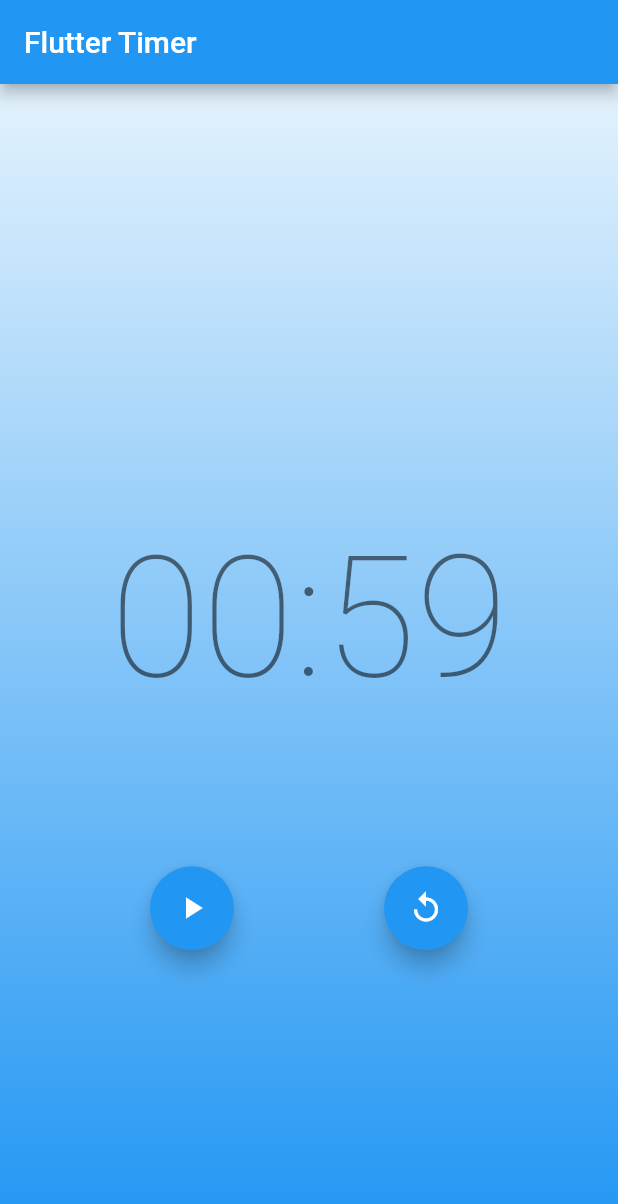
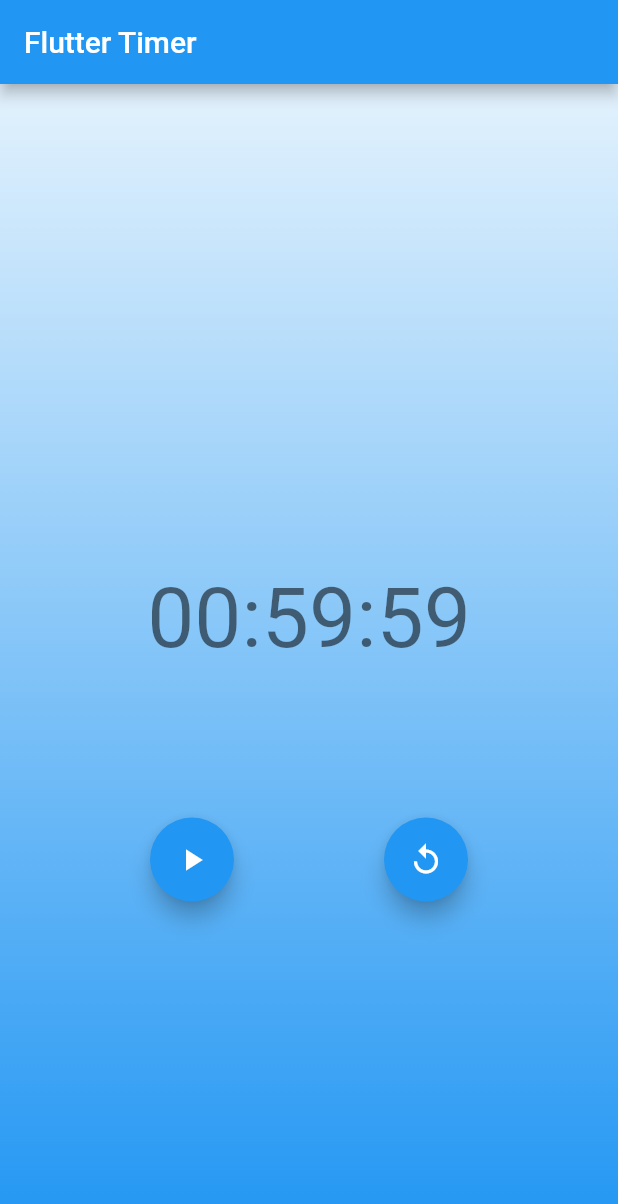
Before and after one commit to ck-lamib/flutter_bloc, a Flutter app: the screen it shows after launch, after a tap on the "play arrow" icon, after a tap on the "pause" icon, on a phone screen of 412 x 824 dp. Shown: the top 1204 px of the screen. Run offline on Flutter 3.47's test engine with Material 2 defaults, Android fonts, the phone set to English and light mode, and no system bars; our stand-ins replace bloc, equatable, flutter_bloc.

Commit message:
Code review

```diff
--- a/flutter_timer/lib/ticker.dart
+++ b/flutter_timer/lib/ticker.dart
@@ -1,13 +1,6 @@
-// class Tickers {
-//   const Tickers();
-
-//   Stream<int> tick({required int second}) {
-//     return Stream.periodic(const Duration(seconds: 1), (count) => second - count - 1).take(second);
-//   }
-// }
 class Tickers {
   const Tickers();
   Stream<int> tick({required int ticks}) {
-    return Stream.periodic(const Duration(seconds: 1), (x) => ticks - x - 1).take(ticks);
+    return Stream.periodic(const Duration(seconds: 1), (x) => ticks - (x + 1)).take(ticks);
   }
 }
--- a/flutter_timer/lib/timer/bloc/timer_bloc.dart
+++ b/flutter_timer/lib/timer/bloc/timer_bloc.dart
@@ -8,83 +8,21 @@ import 'package:flutter_timer/ticker.dart';
 part 'timer_event.dart';
 part 'timer_state.dart';
 
-// class TimerBloc extends Bloc<TimerEvent, TimerState> {
-//   final Tickers _ticker;
-//   static const int _duration = 60;
-//   StreamSubscription<int>? _tickerSubscription;
+class TimerBloc extends Bloc<TimerEvent, TimerState> {
+  final Tickers _ticker;
+  static const int _duration = 60 * 60;
+  StreamSubscription<int>? _tickerSubscription;
 
-//   //TimerBloc(this._ticker):super(TimerInitial(_duration)){}
-//   TimerBloc({required Tickers ticker})
-//       : _ticker = ticker,
-//         super(const TimerInitial(_duration)) {
-//     on<TimerStarted>(onStart);
-//     on<TimerPaused>(onPaused);
-//     on<TimerResumed>(onResumed);
-//     on<TimerReset>(onReset);
-//     on<TimerTicked>(onTimerTicked);
-//   }
-
-//   @override
-//   Future<void> close() {
-//     _tickerSubscription?.cancel();
-//     return super.close();
-//   }
-
-//   void onStart(TimerStarted event, Emitter<TimerState> emit) {
-//     emit(TimerRunInProgress(event.duration));
-//     _tickerSubscription?.cancel();
-//     _tickerSubscription =
-//         _ticker.tick(ticks: event.duration).listen((duration) => TimerTicked(duration: duration));
-//   }
-
-//   void onPaused(TimerPaused event, Emitter<TimerState> emit) {
-//     if (state is TimerRunInProgress) {
-//       _tickerSubscription?.pause();
-//       emit(TimerRunPause(state.duration));
-//     }
-//   }
-
-//   void onResumed(TimerResumed event, Emitter<TimerState> emit) {
-//     if (state is TimerRunPause) {
-//       _tickerSubscription?.resume();
-//       emit(TimerRunInProgress(state.duration));
-//     }
-//   }
-
-//   void onReset(TimerReset event, Emitter<TimerState> emit) {
-//     _tickerSubscription?.cancel();
-//     emit(const TimerInitial(_duration));
-//   }
-
-//   void onTimerTicked(TimerTicked event, Emitter<TimerState> emit) {
-//     emit(event.duration > 0 ? TimerRunInProgress(event.duration) : const TimerRunComplete());
-//   }
-// }
-
-// import 'dart:async';
-
-// import 'package:bloc/bloc.dart';
-// import 'package:equatable/equatable.dart';
-// import 'package:flutter_timer/ticker.dart';
-
-// part 'timer_event.dart';
-// part 'timer_state.dart';
-
-class TimerBloc extends Bloc<TimerEvent, TimerState> {
+  //TimerBloc(this._ticker):super(TimerInitial(_duration)){}
   TimerBloc({required Tickers ticker})
       : _ticker = ticker,
         super(const TimerInitial(_duration)) {
-    on<TimerStarted>(_onStarted);
-    on<TimerPaused>(_onPaused);
-    on<TimerResumed>(_onResumed);
-    on<TimerReset>(_onReset);
-    on<TimerTicked>(_onTicked);
+    on<TimerStarted>(onStart);
+    on<TimerPaused>(onPaused);
+    on<TimerResumed>(onResumed);
+    on<TimerReset>(onReset);
+    on<TimerTicked>(onTimerTicked);
   }
-
-  final Tickers _ticker;
-  static const int _duration = 60;
-
-  StreamSubscription<int>? _tickerSubscription;
 
   @override
   Future<void> close() {
@@ -92,7 +30,7 @@ class TimerBloc extends Bloc<TimerEvent, TimerState> {
     return super.close();
   }
 
-  void _onStarted(TimerStarted event, Emitter<TimerState> emit) {
+  void onStart(TimerStarted event, Emitter<TimerState> emit) {
     emit(TimerRunInProgress(event.duration));
     _tickerSubscription?.cancel();
     _tickerSubscription = _ticker
@@ -100,28 +38,26 @@ class TimerBloc extends Bloc<TimerEvent, TimerState> {
         .listen((duration) => add(TimerTicked(duration: duration)));
   }
 
-  void _onPaused(TimerPaused event, Emitter<TimerState> emit) {
+  void onPaused(TimerPaused event, Emitter<TimerState> emit) {
     if (state is TimerRunInProgress) {
       _tickerSubscription?.pause();
       emit(TimerRunPause(state.duration));
     }
   }
 
-  void _onResumed(TimerResumed resume, Emitter<TimerState> emit) {
+  void onResumed(TimerResumed event, Emitter<TimerState> emit) {
     if (state is TimerRunPause) {
       _tickerSubscription?.resume();
       emit(TimerRunInProgress(state.duration));
     }
   }
 
-  void _onReset(TimerReset event, Emitter<TimerState> emit) {
+  void onReset(TimerReset event, Emitter<TimerState> emit) {
     _tickerSubscription?.cancel();
     emit(const TimerInitial(_duration));
   }
 
-  void _onTicked(TimerTicked event, Emitter<TimerState> emit) {
-    emit(
-      event.duration > 0 ? TimerRunInProgress(event.duration) : const TimerRunComplete(),
-    );
+  void onTimerTicked(TimerTicked event, Emitter<TimerState> emit) {
+    emit(event.duration > 0 ? TimerRunInProgress(event.duration) : const TimerRunComplete());
   }
 }
--- a/flutter_timer/lib/timer/views/timer_page.dart
+++ b/flutter_timer/lib/timer/views/timer_page.dart
@@ -117,7 +117,7 @@ class TimerPage extends StatelessWidget {
   @override
   Widget build(BuildContext context) {
     return BlocProvider(
-      create: (_) => TimerBloc(ticker: Tickers()),
+      create: (_) => TimerBloc(ticker: const Tickers()),
       child: const TimerView(),
     );
   }
@@ -129,13 +129,13 @@ class TimerView extends StatelessWidget {
   Widget build(BuildContext context) {
     return Scaffold(
       appBar: AppBar(title: const Text('Flutter Timer')),
-      body: Stack(
+      body: const Stack(
         children: [
-          const Background(),
+          Background(),
           Column(
             mainAxisAlignment: MainAxisAlignment.center,
             crossAxisAlignment: CrossAxisAlignment.center,
-            children: const <Widget>[
+            children: <Widget>[
               Padding(
                 padding: EdgeInsets.symmetric(vertical: 100.0),
                 child: Center(child: TimerText()),
@@ -154,11 +154,12 @@ class TimerText extends StatelessWidget {
   @override
   Widget build(BuildContext context) {
     final duration = context.select((TimerBloc bloc) => bloc.state.duration);
+    final hourStr = (duration / (60 * 60)).floor().toString().padLeft(2, '0');
     final minutesStr = ((duration / 60) % 60).floor().toString().padLeft(2, '0');
     final secondsStr = (duration % 60).floor().toString().padLeft(2, '0');
     return Text(
-      '$minutesStr:$secondsStr',
-      style: Theme.of(context).textTheme.headline1,
+      '$hourStr:$minutesStr:$secondsStr',
+      style: Theme.of(context).textTheme.displayMedium,
     );
   }
 }
```
